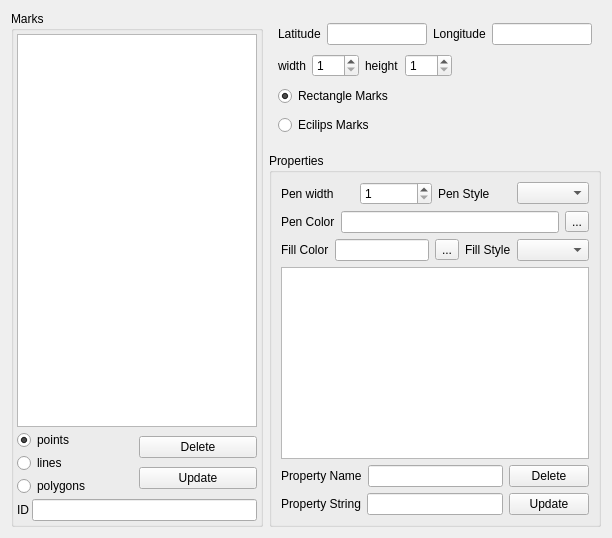
Old version of the form qtvplugin_geomarker/qtvplugin_geomarker.ui in the repository tgut/mercator.qtviewer.
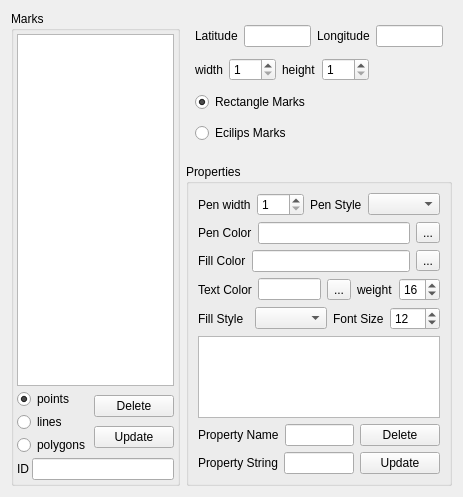
New version of the form.

The edit to the form file:
```diff
--- a/qtvplugin_geomarker/qtvplugin_geomarker.ui
+++ b/qtvplugin_geomarker/qtvplugin_geomarker.ui
@@ -6,14 +6,14 @@
    <rect>
     <x>0</x>
     <y>0</y>
-    <width>612</width>
-    <height>534</height>
+    <width>461</width>
+    <height>497</height>
    </rect>
   </property>
   <property name="windowTitle">
    <string>Grid</string>
   </property>
-  <layout class="QHBoxLayout" name="horizontalLayout_4">
+  <layout class="QHBoxLayout" name="horizontalLayout_13">
    <item>
     <widget class="QGroupBox" name="groupBox">
      <property name="title">
@@ -162,6 +162,9 @@
          </item>
          <item>
           <layout class="QHBoxLayout" name="horizontalLayout_3">
+           <property name="sizeConstraint">
+            <enum>QLayout::SetDefaultConstraint</enum>
+           </property>
            <item>
             <widget class="QLabel" name="label_15">
              <property name="text">
@@ -361,7 +364,7 @@
      <item>
       <widget class="QGroupBox" name="groupBox_3">
        <property name="sizePolicy">
-        <sizepolicy hsizetype="Preferred" vsizetype="MinimumExpanding">
+        <sizepolicy hsizetype="Preferred" vsizetype="Preferred">
          <horstretch>0</horstretch>
          <verstretch>0</verstretch>
         </sizepolicy>
@@ -441,8 +444,53 @@
             </property>
            </widget>
           </item>
+         </layout>
+        </item>
+        <item>
+         <layout class="QHBoxLayout" name="horizontalLayout_4">
           <item>
-           <widget class="QLabel" name="label_21">
+           <widget class="QLabel" name="label_14">
+            <property name="text">
+             <string>Text Color</string>
+            </property>
+           </widget>
+          </item>
+          <item>
+           <widget class="QLineEdit" name="lineEdit_TextColor"/>
+          </item>
+          <item>
+           <widget class="QToolButton" name="toolButton_selColorText">
+            <property name="text">
+             <string>...</string>
+            </property>
+           </widget>
+          </item>
+          <item>
+           <widget class="QLabel" name="label_25">
+            <property name="text">
+             <string>weight</string>
+            </property>
+           </widget>
+          </item>
+          <item>
+           <widget class="QSpinBox" name="spinBox_textWeight">
+            <property name="minimum">
+             <number>1</number>
+            </property>
+            <property name="maximum">
+             <number>99</number>
+            </property>
+            <property name="value">
+             <number>16</number>
+            </property>
+           </widget>
+          </item>
+         </layout>
+        </item>
+        <item>
+         <layout class="QHBoxLayout" name="horizontalLayout_15">
+          <item>
+           <widget class="QLabel" name="label_24">
             <property name="text">
              <string>Fill Style</string>
             </property>
@@ -451,12 +499,32 @@
           <item>
            <widget class="QComboBox" name="comboBox_fillPad"/>
           </item>
+          <item>
+           <widget class="QLabel" name="label_23">
+            <property name="text">
+             <string>Font Size</string>
+            </property>
+           </widget>
+          </item>
+          <item>
+           <widget class="QSpinBox" name="spinBox_fontSize">
+            <property name="minimum">
+             <number>1</number>
+            </property>
+            <property name="maximum">
+             <number>720</number>
+            </property>
+            <property name="value">
+             <number>12</number>
+            </property>
+           </widget>
+          </item>
          </layout>
         </item>
         <item>
          <widget class="QTableView" name="tableView_props">
           <property name="sizePolicy">
-           <sizepolicy hsizetype="Expanding" vsizetype="MinimumExpanding">
+           <sizepolicy hsizetype="Expanding" vsizetype="Preferred">
             <horstretch>0</horstretch>
             <verstretch>0</verstretch>
            </sizepolicy>
```
